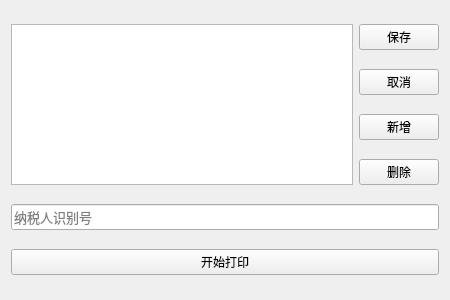
This is momprinter.ui in Preffer/MomPrinter as Qt 5 draws it before an edit. The edited form follows.
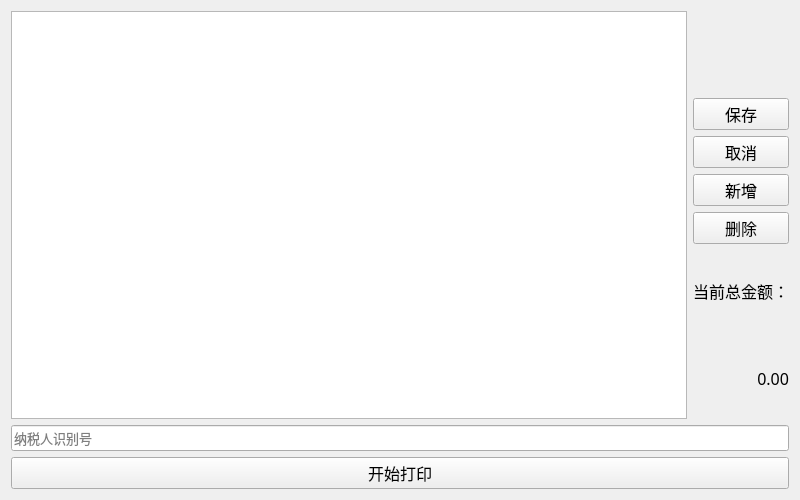
This is the edited form.

Commit message: myversion of toChinses

The edit to the form file:
```diff
--- a/momprinter.ui
+++ b/momprinter.ui
@@ -6,27 +6,33 @@
    <rect>
     <x>0</x>
     <y>0</y>
-    <width>450</width>
-    <height>300</height>
+    <width>800</width>
+    <height>500</height>
    </rect>
   </property>
+  <property name="font">
+   <font>
+    <family>微软雅黑</family>
+    <pointsize>12</pointsize>
+   </font>
+  </property>
   <property name="windowTitle">
    <string>印花税销售凭证打印机</string>
   </property>
   <widget class="QWidget" name="centralWidget">
    <layout class="QGridLayout" name="gridLayout">
-    <item row="2" column="1">
-     <widget class="QPushButton" name="addButton">
+    <item row="8" column="0" colspan="2">
+     <widget class="QPushButton" name="printButton">
       <property name="text">
-       <string>新增</string>
+       <string>开始打印</string>
       </property>
      </widget>
     </item>
-    <item row="4" column="0" colspan="2">
+    <item row="7" column="0" colspan="2">
      <widget class="QLineEdit" name="lineEdit">
       <property name="font">
        <font>
-        <family>AcadEref</family>
+        <family>微软雅黑</family>
         <pointsize>10</pointsize>
        </font>
       </property>
@@ -35,37 +41,54 @@
       </property>
      </widget>
     </item>
-    <item row="1" column="1">
-     <widget class="QPushButton" name="cancelButton">
+    <item row="0" column="0" rowspan="7">
+     <widget class="QTableView" name="tableView"/>
+    </item>
+    <item row="6" column="1">
+     <widget class="QLabel" name="labelResult">
       <property name="text">
-       <string>取消</string>
+       <string>0.00</string>
       </property>
+      <property name="alignment">
+       <set>Qt::AlignRight|Qt::AlignTrailing|Qt::AlignVCenter</set>
+      </property>
      </widget>
     </item>
-    <item row="3" column="1">
+    <item row="5" column="1">
+     <widget class="QLabel" name="labelTip">
+      <property name="text">
+       <string>当前总金额：</string>
+      </property>
+     </widget>
+    </item>
+    <item row="4" column="1">
      <widget class="QPushButton" name="deleteButton">
       <property name="text">
        <string>删除</string>
       </property>
      </widget>
     </item>
-    <item row="0" column="1">
+    <item row="3" column="1">
+     <widget class="QPushButton" name="addButton">
+      <property name="text">
+       <string>新增</string>
+      </property>
+     </widget>
+    </item>
+    <item row="2" column="1">
+     <widget class="QPushButton" name="cancelButton">
+      <property name="text">
+       <string>取消</string>
+      </property>
+     </widget>
+    </item>
+    <item row="1" column="1">
      <widget class="QPushButton" name="commitButton">
       <property name="text">
        <string>保存</string>
       </property>
      </widget>
     </item>
-    <item row="0" column="0" rowspan="4">
-     <widget class="QTableView" name="tableView"/>
-    </item>
-    <item row="5" column="0" colspan="2">
-     <widget class="QPushButton" name="printButton">
-      <property name="text">
-       <string>开始打印</string>
-      </property>
-     </widget>
-    </item>
    </layout>
   </widget>
  </widget>
```
Left out of the diff: 2 changed lines with no effect on the pictures. The commit also changes 2 other files.
